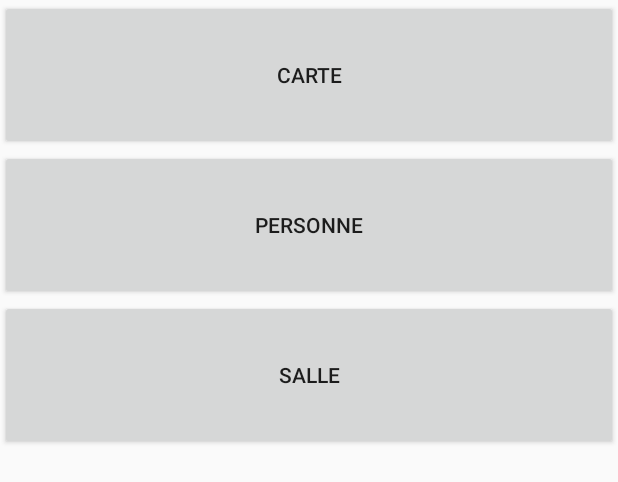
After one commit to LBT76240/Hermes-Android, an Android app: the layout tabletlayouthome.xml on its own in the app's theme, with its tools: preview values and no code run, on a phone screen of 412 x 824 dp. The commit adds this screen. Shown: the top 482 px of the screen. Run offline under Robolectric (Android 15) with nearby library versions, the phone set to English and light mode, and no system bars.

Commit message:
Ajout du début du mode tablet

```diff
--- a/app/build.gradle
+++ b/app/build.gradle
@@ -20,10 +20,11 @@ android {
 }
 
 dependencies {
-    compile fileTree(dir: 'libs', include: ['*.jar'])
+    compile fileTree(include: ['*.jar'], dir: 'libs')
     androidTestCompile('com.android.support.test.espresso:espresso-core:2.2.2', {
         exclude group: 'com.android.support', module: 'support-annotations'
     })
     compile 'com.android.support:appcompat-v7:25.1.0'
     testCompile 'junit:junit:4.12'
+    compile project(':kernel-1.0')
 }
--- a/app/src/main/java/trailin/myfirstapplication/ActionThread.java
+++ b/app/src/main/java/trailin/myfirstapplication/ActionThread.java
@@ -84,6 +84,7 @@ public class ActionThread extends Thread {
                     socket = new Socket(ip, 56987);
                     wait=false;
                     oos = new DataOutputStream(socket.getOutputStream());
+                    send("Motor Deamon");
                     send("sets 1500");
 
 
--- /dev/null
+++ b/app/src/main/res/layout/tabletlayouthome.xml
@@ -0,0 +1,38 @@
+<?xml version="1.0" encoding="utf-8"?>
+<RelativeLayout xmlns:android="http://schemas.android.com/apk/res/android"
+    android:layout_width="match_parent" android:layout_height="match_parent">
+
+
+    <Button
+        android:text="Carte"
+        android:layout_width="wrap_content"
+        android:layout_height="100dp"
+        android:layout_alignParentTop="true"
+        android:layout_alignParentLeft="true"
+        android:layout_alignParentStart="true"
+        android:id="@+id/buttonCarte"
+        android:layout_alignParentRight="true"
+        android:layout_alignParentEnd="true" />
+
+    <Button
+        android:text="Personne"
+        android:layout_width="wrap_content"
+        android:layout_height="100dp"
+        android:layout_below="@+id/buttonCarte"
+        android:layout_alignParentLeft="true"
+        android:layout_alignParentStart="true"
+        android:id="@+id/buttonPersonne"
+        android:layout_alignParentRight="true"
+        android:layout_alignParentEnd="true" />
+
+    <Button
+        android:text="Salle"
+        android:layout_width="wrap_content"
+        android:layout_height="100dp"
+        android:layout_below="@+id/buttonPersonne"
+        android:layout_alignParentLeft="true"
+        android:layout_alignParentStart="true"
+        android:id="@+id/buttonSalle"
+        android:layout_alignParentRight="true"
+        android:layout_alignParentEnd="true" />
+</RelativeLayout>
--- /dev/null
+++ b/kernel-1.0/build.gradle
@@ -0,0 +1,4 @@
+configurations.maybeCreate("default")
+artifacts.add("default", file('kernel-1.0.jar'))
+dependencies {
+}
--- a/settings.gradle
+++ b/settings.gradle
@@ -1 +1 @@
-include ':app'
+include ':app', ':kernel-1.0'
```
Also changed, not shown: app/src/main/AndroidManifest.xml (+9 -0 lines), app/src/main/java/trailin/myfirstapplication/MainActivity.java (+11 -117 lines), app/src/main/java/trailin/myfirstapplication/MainThread.java (+9 -0 lines), app/src/main/java/trailin/myfirstapplication/TabletActivity.java (added, +178 -0 lines), app/src/main/res/layout/tabletlayoutcarte.xml (added, +25 -0 lines), app/src/main/res/layout/tabletlayoutpersonne.xml (added, +38 -0 lines), app/src/main/res/drawable/plan.jpg (added), libs/kernel-1.0.jar (added), 1 other file.
